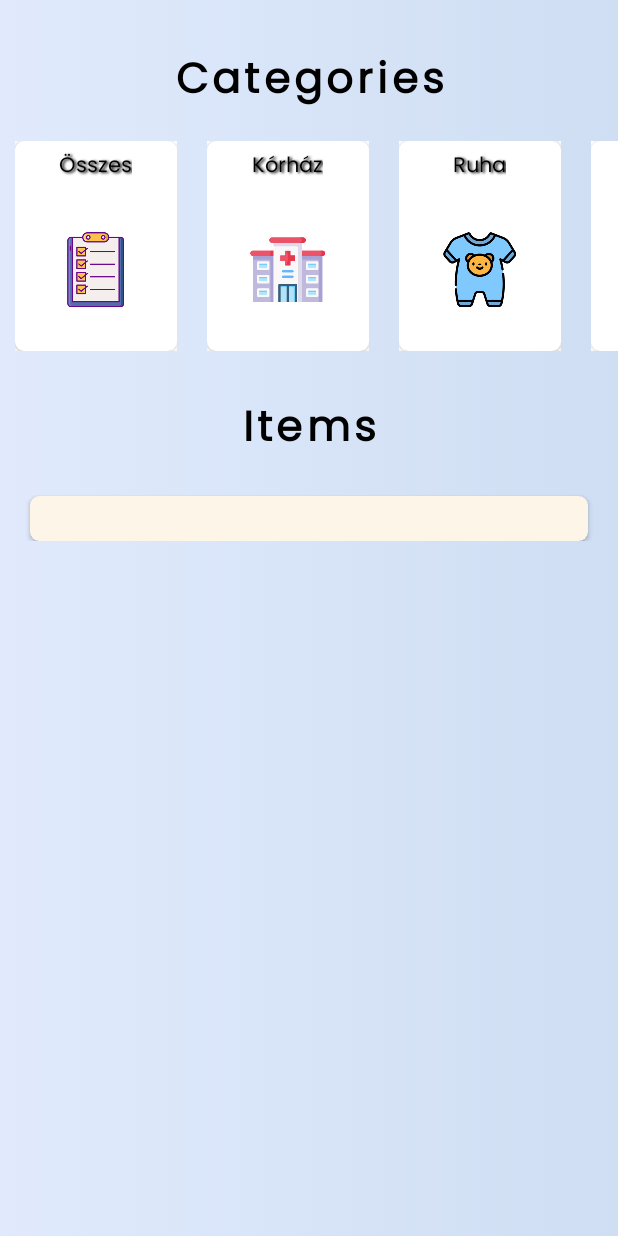
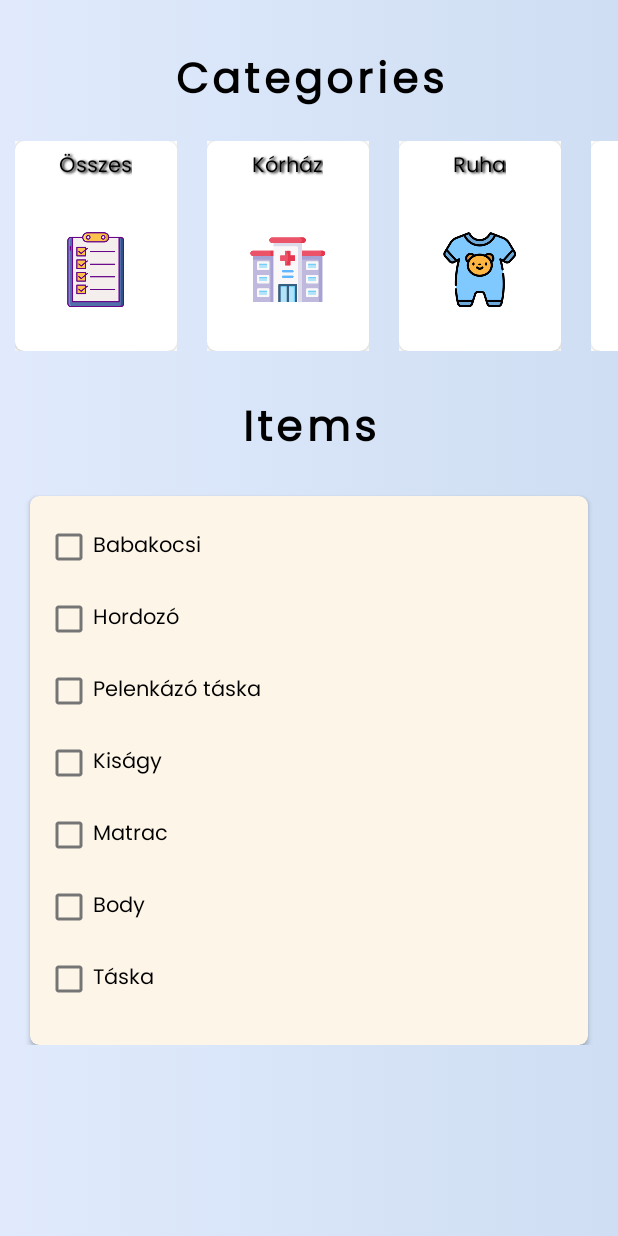
Before and after one commit to kaprinyakdev/Layette, an Android app: the screen it shows after launch (MainActivity), after a tap on "Összes", on a phone screen of 412 x 824 dp. Run offline under Robolectric (Android 15) with nearby library versions, the phone set to English and light mode, and no system bars.

Commit message:
default categories update

```diff
--- a/app/src/main/java/com/example/layette/Adapter/ItemListAdapter.java
+++ b/app/src/main/java/com/example/layette/Adapter/ItemListAdapter.java
@@ -61,6 +61,7 @@ public class ItemListAdapter extends RecyclerView.Adapter<ItemListAdapter.ItemLi
 
         holder.itemChecked.setOnClickListener(view -> {
                 databaseHelper.updateItem(listItem.getItemId(), holder.itemChecked.isChecked());
+
             }
         );
 
--- a/app/src/main/java/com/example/layette/MainActivity.java
+++ b/app/src/main/java/com/example/layette/MainActivity.java
@@ -3,6 +3,8 @@ package com.example.layette;
 import androidx.appcompat.app.AppCompatActivity;
 import androidx.recyclerview.widget.LinearLayoutManager;
 import androidx.recyclerview.widget.RecyclerView;
+
+import android.content.ClipData;
 import android.os.Bundle;
 import android.util.Log;
 import com.example.layette.Adapter.CategoryListAdapter;
@@ -24,7 +26,7 @@ public class MainActivity extends AppCompatActivity {
     LinearLayoutManager layoutManager;
     LinearLayoutManager layoutManager2;
     DatabaseHelper databaseHelper;
-    List<ListItem> listitem_travel, listitem_hospital, listitem_clothes;
+    List<ListItem> listitem_travel, listitem_hospital, listitem_clothes, listitem_sleep;
 
 
     @Override
@@ -64,6 +66,7 @@ public class MainActivity extends AppCompatActivity {
         listitem_travel = new ArrayList<>();
         listitem_hospital = new ArrayList<>();
         listitem_clothes = new ArrayList<>();
+        listitem_sleep = new ArrayList<>();
 
         for (int i=0; i<defaultListItem.size(); i++){
             ListItem listItem = defaultListItem.get(i);
@@ -76,6 +79,9 @@ public class MainActivity extends AppCompatActivity {
                     break;
                 case "CLOTHES":
                     listitem_clothes.add(listItem);
+                    break;
+                case "SLEEP":
+                    listitem_sleep.add(listItem);
                     break;
             }
 
@@ -118,6 +124,12 @@ public class MainActivity extends AppCompatActivity {
                 } else if (categoryItemList.get(position).getCategoryName().equals("Ruha")){
                     ItemListAdapter itemAdapter_clothes = new ItemListAdapter(listitem_clothes, null);
                     listItems.setAdapter(itemAdapter_clothes);
+                } else if (categoryItemList.get(position).getCategoryName().equals("Alvás")){
+                    ItemListAdapter itemAdapter_sleep = new ItemListAdapter(listitem_sleep,null);
+                    listItems.setAdapter(itemAdapter_sleep);
+                } else if (categoryItemList.get(position).getCategoryName().equals("Összes")){
+                    ItemListAdapter itemAdapter_sum = new ItemListAdapter(defaultListItem, null);
+                    listItems.setAdapter(itemAdapter_sum);
                 }
             }
         });
--- a/app/src/main/java/com/example/layette/Model/DefaultCategoryItemList.java
+++ b/app/src/main/java/com/example/layette/Model/DefaultCategoryItemList.java
@@ -12,10 +12,11 @@ public class DefaultCategoryItemList {
 
     private DefaultCategoryItemList(){
         itemList = new ArrayList<>();
-        itemList.add(new CategoryItem(1,"Összes", R.mipmap.icon_summary_foreground));
-        itemList.add(new CategoryItem(2,"Kórház", R.mipmap.icon_hospital_foreground));
-        itemList.add(new CategoryItem(3,"Ruha", R.mipmap.icon_babyclothes_foreground));
-        itemList.add(new CategoryItem(4,"Utazás", R.mipmap.icon_travel_foreground));
+        itemList.add(new CategoryItem(1, "Összes", R.mipmap.icon_summary_foreground));
+        itemList.add(new CategoryItem(1,"Kórház", R.mipmap.icon_hospital_foreground));
+        itemList.add(new CategoryItem(1,"Ruha", R.mipmap.icon_babyclothes_foreground));
+        itemList.add(new CategoryItem(1,"Alvás", R.mipmap.icon_babyclothes_foreground));
+        itemList.add(new CategoryItem(1,"Utazás", R.mipmap.icon_travel_foreground));
     }
 
     public static DefaultCategoryItemList getInstance(){
--- a/app/src/main/java/com/example/layette/Model/DefaultItemList.java
+++ b/app/src/main/java/com/example/layette/Model/DefaultItemList.java
@@ -14,14 +14,18 @@ public class DefaultItemList {
 
         // TRAVEL
             itemList.add(new ListItem(1,"Babakocsi",false,true,"TRAVEL"));
-            itemList.add(new ListItem(2,"Hordozó",false,true,"TRAVEL"));
-            itemList.add(new ListItem(3,"Pelenkázó táska",false,true,"TRAVEL"));
+            itemList.add(new ListItem(1,"Hordozó",false,true,"TRAVEL"));
+            itemList.add(new ListItem(1,"Pelenkázó táska",false,true,"TRAVEL"));
+
+        // SLEEP
+            itemList.add(new ListItem(1, "Kiságy",false,true,"SLEEP"));
+            itemList.add(new ListItem(1, "Matrac",false,true,"SLEEP"));
 
         // CLOTHES
-            itemList.add(new ListItem(4,"Body",false,true,"CLOTHES"));
+            itemList.add(new ListItem(1,"Body",false,true,"CLOTHES"));
 
         // HOSPITAL
-            itemList.add(new ListItem(5,"Táska",false,true,"HOSPITAL"));
+            itemList.add(new ListItem(1,"Táska",false,true,"HOSPITAL"));
 
 
     }
--- a/app/src/main/res/values/strings.xml
+++ b/app/src/main/res/values/strings.xml
@@ -1,3 +1,8 @@
 <resources>
+
     <string name="app_name">Layette</string>
+
+    <string name="category_sum">All</string>
+
+
 </resources>
```
Also changed, not shown: 1 other file.
